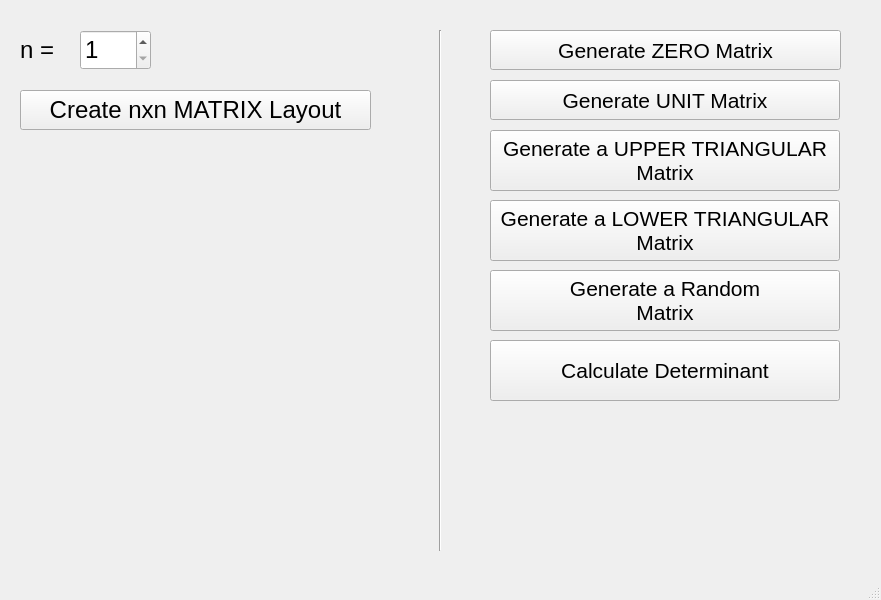
ahmetcihan/matrix_operations, file mainwindow.ui: the form before one commit.
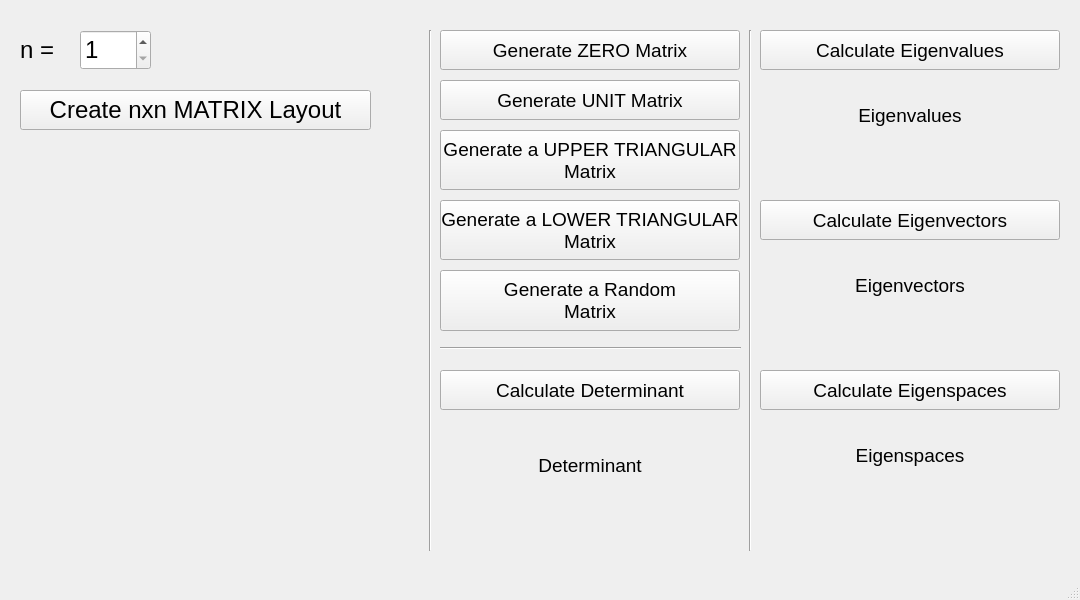
The form after the commit.

Commit message: eigenvalue calculations

```diff
--- a/mainwindow.ui
+++ b/mainwindow.ui
@@ -6,7 +6,7 @@
    <rect>
     <x>0</x>
     <y>0</y>
-    <width>881</width>
+    <width>1080</width>
     <height>600</height>
    </rect>
   </property>
@@ -71,15 +71,15 @@
    <widget class="QPushButton" name="createZeroMatrix">
     <property name="geometry">
      <rect>
-      <x>490</x>
+      <x>440</x>
       <y>30</y>
-      <width>351</width>
+      <width>300</width>
       <height>40</height>
      </rect>
     </property>
     <property name="font">
      <font>
-      <pointsize>16</pointsize>
+      <pointsize>14</pointsize>
      </font>
     </property>
     <property name="text">
@@ -89,7 +89,7 @@
    <widget class="Line" name="line">
     <property name="geometry">
      <rect>
-      <x>430</x>
+      <x>420</x>
       <y>30</y>
       <width>20</width>
       <height>521</height>
@@ -102,15 +102,15 @@
    <widget class="QPushButton" name="createUnitMatrix">
     <property name="geometry">
      <rect>
-      <x>490</x>
+      <x>440</x>
       <y>80</y>
-      <width>350</width>
+      <width>300</width>
       <height>40</height>
      </rect>
     </property>
     <property name="font">
      <font>
-      <pointsize>16</pointsize>
+      <pointsize>14</pointsize>
      </font>
     </property>
     <property name="text">
@@ -120,15 +120,15 @@
    <widget class="QPushButton" name="createUpperTriangularMatrix">
     <property name="geometry">
      <rect>
-      <x>490</x>
+      <x>440</x>
       <y>130</y>
-      <width>350</width>
-      <height>61</height>
+      <width>300</width>
+      <height>60</height>
      </rect>
     </property>
     <property name="font">
      <font>
-      <pointsize>16</pointsize>
+      <pointsize>14</pointsize>
      </font>
     </property>
     <property name="text">
@@ -139,15 +139,15 @@
    <widget class="QPushButton" name="createLowerTriangularMatrix">
     <property name="geometry">
      <rect>
-      <x>490</x>
+      <x>440</x>
       <y>200</y>
-      <width>350</width>
-      <height>61</height>
+      <width>300</width>
+      <height>60</height>
      </rect>
     </property>
     <property name="font">
      <font>
-      <pointsize>16</pointsize>
+      <pointsize>14</pointsize>
      </font>
     </property>
     <property name="text">
@@ -158,15 +158,15 @@
    <widget class="QPushButton" name="createRandomMatrix">
     <property name="geometry">
      <rect>
-      <x>490</x>
+      <x>440</x>
       <y>270</y>
-      <width>350</width>
+      <width>300</width>
       <height>61</height>
      </rect>
     </property>
     <property name="font">
      <font>
-      <pointsize>16</pointsize>
+      <pointsize>14</pointsize>
      </font>
     </property>
     <property name="text">
@@ -177,15 +177,15 @@
    <widget class="QPushButton" name="calculateDeterminant">
     <property name="geometry">
      <rect>
-      <x>490</x>
-      <y>340</y>
-      <width>350</width>
-      <height>61</height>
+      <x>440</x>
+      <y>370</y>
+      <width>300</width>
+      <height>40</height>
      </rect>
     </property>
     <property name="font">
      <font>
-      <pointsize>16</pointsize>
+      <pointsize>14</pointsize>
      </font>
     </property>
     <property name="text">
@@ -195,24 +195,167 @@
    <widget class="QLabel" name="label_determinant">
     <property name="geometry">
      <rect>
-      <x>490</x>
-      <y>410</y>
-      <width>351</width>
+      <x>440</x>
+      <y>430</y>
+      <width>300</width>
       <height>71</height>
      </rect>
     </property>
     <property name="font">
      <font>
-      <pointsize>16</pointsize>
+      <pointsize>14</pointsize>
      </font>
     </property>
     <property name="text">
-     <string/>
+     <string>Determinant</string>
     </property>
     <property name="alignment">
      <set>Qt::AlignCenter</set>
     </property>
    </widget>
+   <widget class="Line" name="line_2">
+    <property name="geometry">
+     <rect>
+      <x>740</x>
+      <y>30</y>
+      <width>20</width>
+      <height>521</height>
+     </rect>
+    </property>
+    <property name="orientation">
+     <enum>Qt::Vertical</enum>
+    </property>
+   </widget>
+   <widget class="QPushButton" name="calculateEigenvalues">
+    <property name="geometry">
+     <rect>
+      <x>760</x>
+      <y>30</y>
+      <width>300</width>
+      <height>40</height>
+     </rect>
+    </property>
+    <property name="font">
+     <font>
+      <pointsize>14</pointsize>
+     </font>
+    </property>
+    <property name="text">
+     <string>Calculate Eigenvalues</string>
+    </property>
+   </widget>
+   <widget class="QLabel" name="labelEigenvalues">
+    <property name="geometry">
+     <rect>
+      <x>760</x>
+      <y>80</y>
+      <width>300</width>
+      <height>71</height>
+     </rect>
+    </property>
+    <property name="font">
+     <font>
+      <pointsize>14</pointsize>
+     </font>
+    </property>
+    <property name="text">
+     <string>Eigenvalues</string>
+    </property>
+    <property name="alignment">
+     <set>Qt::AlignCenter</set>
+    </property>
+   </widget>
+   <widget class="QLabel" name="labelEigenvectors">
+    <property name="geometry">
+     <rect>
+      <x>760</x>
+      <y>250</y>
+      <width>300</width>
+      <height>71</height>
+     </rect>
+    </property>
+    <property name="font">
+     <font>
+      <pointsize>14</pointsize>
+     </font>
+    </property>
+    <property name="text">
+     <string>Eigenvectors</string>
+    </property>
+    <property name="alignment">
+     <set>Qt::AlignCenter</set>
+    </property>
+   </widget>
+   <widget class="QPushButton" name="calculateEigenvectors">
+    <property name="geometry">
+     <rect>
+      <x>760</x>
+      <y>200</y>
+      <width>300</width>
+      <height>40</height>
+     </rect>
+    </property>
+    <property name="font">
+     <font>
+      <pointsize>14</pointsize>
+     </font>
+    </property>
+    <property name="text">
+     <string>Calculate Eigenvectors</string>
+    </property>
+   </widget>
+   <widget class="QLabel" name="labelEigenspaces">
+    <property name="geometry">
+     <rect>
+      <x>760</x>
+      <y>420</y>
+      <width>300</width>
+      <height>71</height>
+     </rect>
+    </property>
+    <property name="font">
+     <font>
+      <pointsize>14</pointsize>
+     </font>
+    </property>
+    <property name="text">
+     <string>Eigenspaces</string>
+    </property>
+    <property name="alignment">
+     <set>Qt::AlignCenter</set>
+    </property>
+   </widget>
+   <widget class="QPushButton" name="calculateEigenspaces">
+    <property name="geometry">
+     <rect>
+      <x>760</x>
+      <y>370</y>
+      <width>300</width>
+      <height>40</height>
+     </rect>
+    </property>
+    <property name="font">
+     <font>
+      <pointsize>14</pointsize>
+     </font>
+    </property>
+    <property name="text">
+     <string>Calculate Eigenspaces</string>
+    </property>
+   </widget>
+   <widget class="Line" name="line_3">
+    <property name="geometry">
+     <rect>
+      <x>440</x>
+      <y>340</y>
+      <width>301</width>
+      <height>16</height>
+     </rect>
+    </property>
+    <property name="orientation">
+     <enum>Qt::Horizontal</enum>
+    </property>
+   </widget>
   </widget>
   <widget class="QMenuBar" name="menubar">
    <property name="geometry">
```
Left out of the diff: 2 changed lines with no effect on the pictures. The commit also changes 5 other files.
